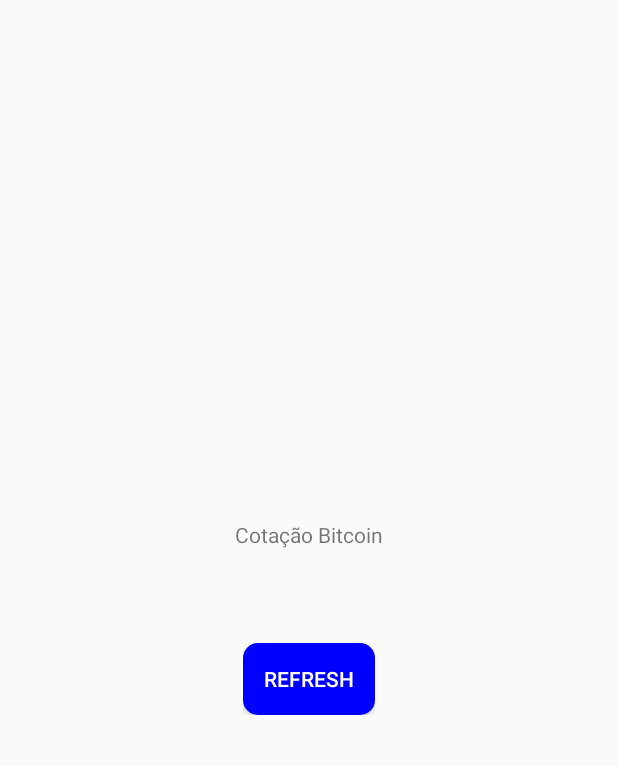
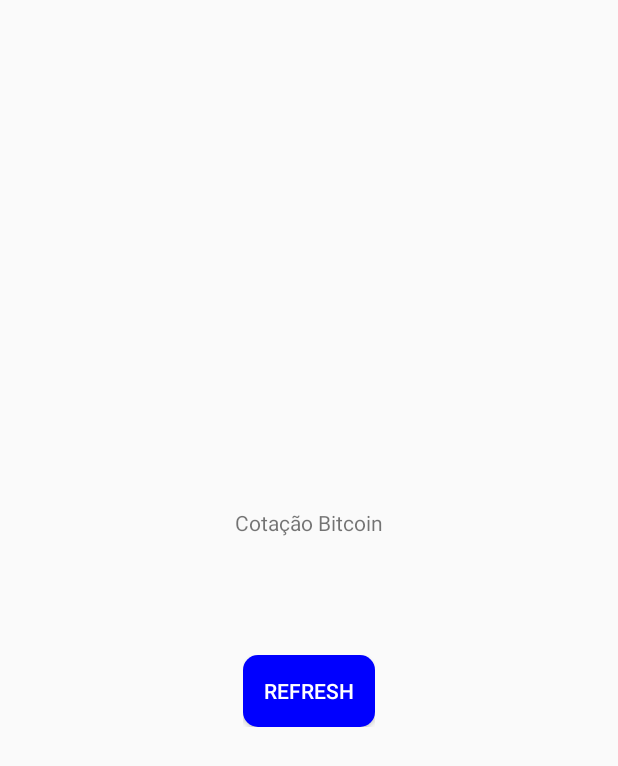
Before and after one commit to Zilldy/Android-Kotlin-Developer, an Android app built with Jetpack Compose: the screen it shows after launch (MainActivity), on a phone screen of 412 x 824 dp. Shown: the top 766 px of the screen. Run offline under Robolectric (Android 15) with nearby library versions, the phone set to English and light mode, and no system bars.

Commit message:
Alterando o espaçamento do topo do botão

```diff
--- a/cryptomonitor/app/src/main/res/layout/activity_main.xml
+++ b/cryptomonitor/app/src/main/res/layout/activity_main.xml
@@ -21,5 +21,6 @@
     <include
         layout="@layout/componente_botao"
         android:layout_width="wrap_content"
-        android:layout_height="wrap_content" />
+        android:layout_height="wrap_content"
+        android:layout_marginTop="16dp" />
 </LinearLayout>
```
